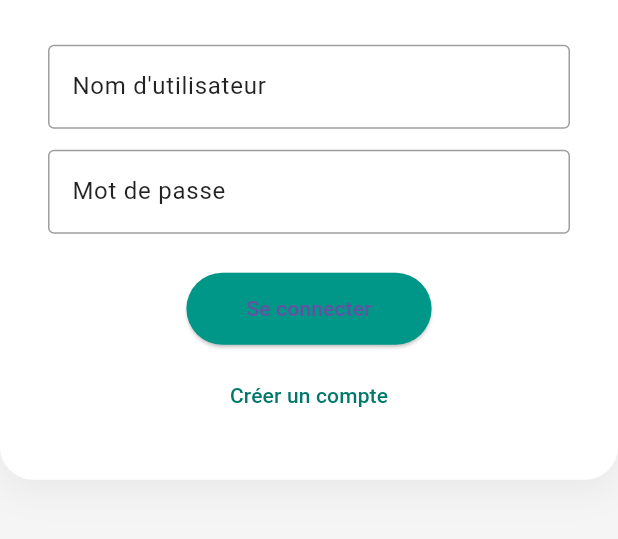
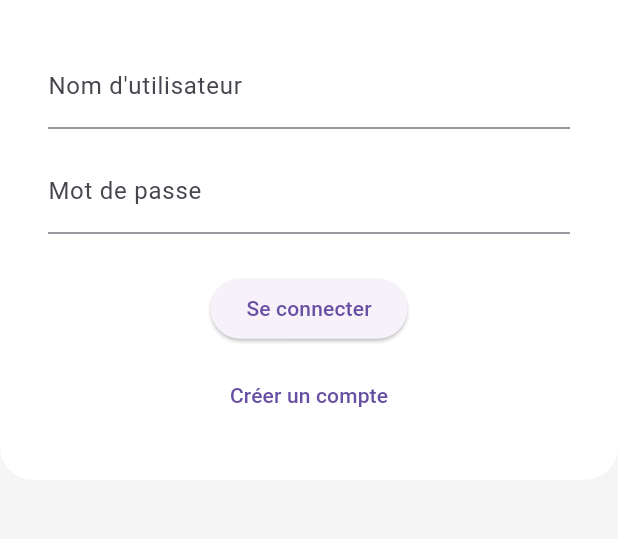
Before and after one commit to Hatimopg/IslamicApp, a Flutter app: the screen it shows after launch, on a phone screen of 412 x 824 dp, the part 487-1026 px from its top. Run offline on Flutter 3.47's test engine with Material 3 defaults, Android fonts, the phone set to English and light mode, and no system bars; our stand-ins replace audioplayers, cloud_firestore, firebase_core, image_picker, shared_preferences; accounts and stored records are empty.

Commit message:
apk v1.5 pour le login always

```diff
--- a/lib/pages/home.dart
+++ b/lib/pages/home.dart
@@ -83,7 +83,7 @@ class _HomePageState extends State<HomePage> {
 
     // 2️⃣ sinon via profil
     try {
-      final token = await TokenStorage.get();
+      final token = await TokenStorage.getToken();
 
       if (token == null) throw Exception("NO TOKEN");
 
--- a/lib/pages/login.dart
+++ b/lib/pages/login.dart
@@ -43,8 +43,8 @@ class _LoginPageState extends State<LoginPage> {
       if (response.statusCode == 200) {
         final data = jsonDecode(response.body);
 
-        // 🔥 STOCKAGE CENTRALISÉ DU TOKEN
-        await TokenStorage.save(data["token"]);
+        // 🔥 SAUVEGARDE TOKEN + USERID
+        await TokenStorage.save(data["token"], data["userId"]);
 
         widget.onLogin(data["userId"]);
 
@@ -98,14 +98,6 @@ class _LoginPageState extends State<LoginPage> {
           decoration: BoxDecoration(
             color: isDark ? Colors.grey.shade900 : Colors.white,
             borderRadius: BorderRadius.circular(22),
-            boxShadow: [
-              if (!isDark)
-                BoxShadow(
-                  color: Colors.black.withOpacity(0.05),
-                  blurRadius: 20,
-                  offset: const Offset(0, 8),
-                )
-            ],
           ),
           child: Column(
             mainAxisSize: MainAxisSize.min,
@@ -120,59 +112,25 @@ class _LoginPageState extends State<LoginPage> {
               ),
               const SizedBox(height: 30),
 
-              // ---------- USERNAME ----------
               TextField(
                 controller: username,
-                style: TextStyle(color: isDark ? Colors.white : Colors.black),
-                decoration: InputDecoration(
-                  labelText: "Nom d'utilisateur",
-                  labelStyle: TextStyle(
-                      color: isDark ? Colors.white70 : Colors.black87),
-                  enabledBorder: OutlineInputBorder(
-                    borderSide: BorderSide(
-                        color: isDark ? Colors.white54 : Colors.grey),
-                  ),
-                  focusedBorder: OutlineInputBorder(
-                    borderSide: BorderSide(
-                        color: isDark ? Colors.purpleAccent : Colors.teal),
-                  ),
-                ),
+                decoration:
+                const InputDecoration(labelText: "Nom d'utilisateur"),
               ),
-
               const SizedBox(height: 14),
-
-              // ---------- PASSWORD ----------
               TextField(
                 controller: password,
                 obscureText: true,
-                style: TextStyle(color: isDark ? Colors.white : Colors.black),
-                decoration: InputDecoration(
-                  labelText: "Mot de passe",
-                  labelStyle: TextStyle(
-                      color: isDark ? Colors.white70 : Colors.black87),
-                  enabledBorder: OutlineInputBorder(
-                    borderSide: BorderSide(
-                        color: isDark ? Colors.white54 : Colors.grey),
-                  ),
-                  focusedBorder: OutlineInputBorder(
-                    borderSide: BorderSide(
-                        color: isDark ? Colors.purpleAccent : Colors.teal),
-                  ),
-                ),
+                decoration:
+                const InputDecoration(labelText: "Mot de passe"),
               ),
 
               const SizedBox(height: 26),
 
               loading
-                  ? const CircularProgressIndicator(color: Colors.teal)
+                  ? const CircularProgressIndicator()
                   : ElevatedButton(
                 onPressed: login,
-                style: ElevatedButton.styleFrom(
-                  backgroundColor:
-                  isDark ? Colors.purpleAccent : Colors.teal,
-                  padding: const EdgeInsets.symmetric(
-                      horizontal: 40, vertical: 14),
-                ),
                 child: const Text("Se connecter"),
               ),
 
@@ -185,14 +143,7 @@ class _LoginPageState extends State<LoginPage> {
                     MaterialPageRoute(builder: (_) => RegisterPage()),
                   );
                 },
-                child: Text(
-                  "Créer un compte",
-                  style: TextStyle(
-                    color: isDark
-                        ? Colors.purpleAccent
-                        : Colors.teal.shade700,
-                  ),
-                ),
+                child: const Text("Créer un compte"),
               ),
             ],
           ),
--- a/lib/pages/utils/token_storage.dart
+++ /dev/null
@@ -1 +0,0 @@
-// TODO Implement this library.
```
Also changed, not shown: lib/pages/auth_gate.dart (added, +59 -0 lines), lib/pages/profile.dart (+58 -22 lines), lib/utils/token_storage.dart (+14 -6 lines).
